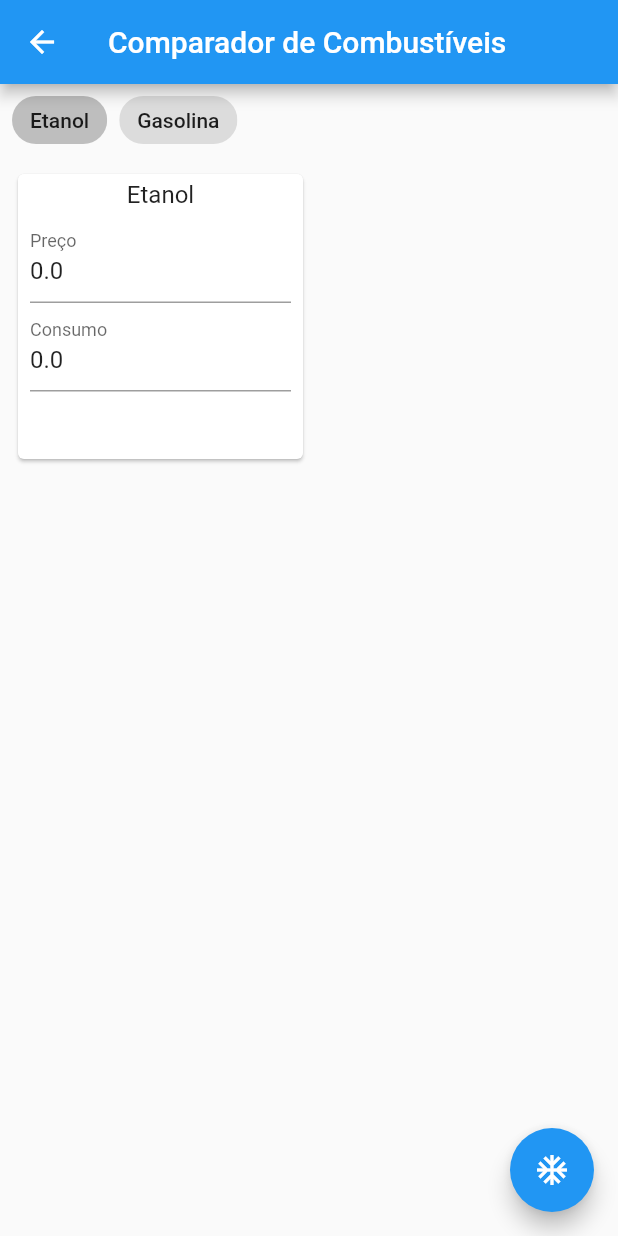
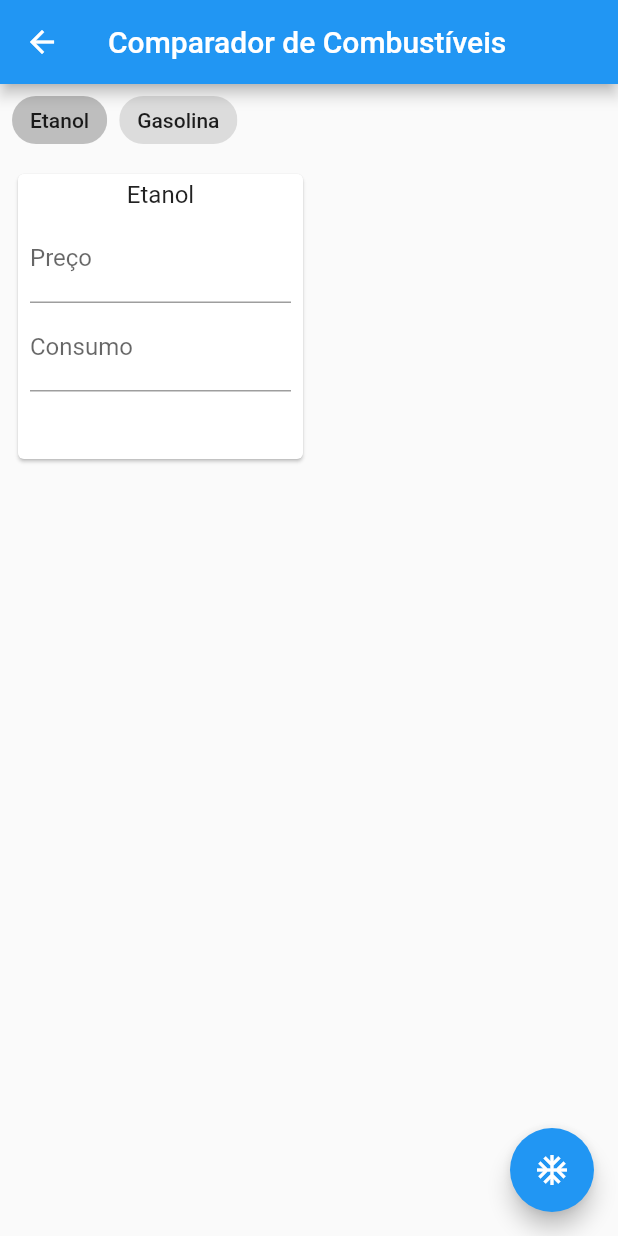
Before and after one commit to gabrielcesar95/auto_tools_flutter, a Flutter app: the FuelComparerPage screen opened by its route, after a tap on "Etanol", on a phone screen of 412 x 824 dp. Run offline on Flutter 3.47's test engine with Material 2 defaults, Android fonts, the phone set to English and light mode, and no system bars.

Commit message:
feat(Structure): ✨ Add FuelType model

```diff
--- /dev/null
+++ b/lib/models/fuel_type.dart
@@ -0,0 +1,15 @@
+class FuelType {
+  String id;
+  String title;
+  double? price;
+  double? consumption;
+  bool selected = false;
+
+  FuelType(this.id, this.title, {this.price, this.consumption});
+
+  FuelType.fromMap(Map<String, dynamic> json)
+      : id = json['id'],
+        title = json['title'],
+        price = json['price'],
+        consumption = json['consumption'];
+}
--- a/lib/pages/tools/fuel-comparer/main.dart
+++ b/lib/pages/tools/fuel-comparer/main.dart
@@ -1,3 +1,4 @@
+import 'package:auto_tools/models/fuel_type.dart';
 import 'package:auto_tools/pages/tools/fuel-comparer/widgets/fuel_card.dart';
 import 'package:auto_tools/pages/tools/fuel-comparer/widgets/fuel_chip.dart';
 import 'package:flutter/material.dart';
@@ -12,22 +13,29 @@ class FuelComparerPage extends StatefulWidget {
 }
 
 class _FuelComparerPageState extends State<FuelComparerPage> {
-  final List<Map> fuelTypes = [
+  // TODO: get fuelTypes form firebase
+  final List<Map<String, dynamic>> fuelTypes_backend = [
     {
       'id': 'abc123',
       'title': 'Etanol',
       'selected': false,
-      'price': 0.0,
-      'consumption': 0.0
     },
     {
       'id': 'xyz789',
       'title': 'Gasolina',
       'selected': false,
-      'price': 5.78,
-      'consumption': 0.0
     }
   ];
+
+  List<FuelType> fuelTypes = [];
+
+  // TODO: criar models no InitState
+  @override
+  void initState() {
+    super.initState();
+
+    fuelTypes = fuelTypes_backend.map((ft) => FuelType.fromMap(ft)).toList();
+  }
 
   @override
   Widget build(BuildContext context) {
@@ -48,7 +56,7 @@ class _FuelComparerPageState extends State<FuelComparerPage> {
                       .map(
                         (ft) => FuelChip(ft, onSelected: (selected) {
                           setState(() {
-                            ft['selected'] = selected;
+                            ft.selected = selected;
                           });
                         }),
                       )
@@ -62,10 +70,10 @@ class _FuelComparerPageState extends State<FuelComparerPage> {
                 child: GridView.count(
                   crossAxisCount: 2,
                   children: fuelTypes
-                      .where((ft) => ft['selected'])
+                      .where((ft) => ft.selected)
                       .map((sft) => FuelCard(
                             sft,
-                            key: Key(sft['id']),
+                            key: Key(sft.id),
                           ))
                       .toList(),
                 ),
--- a/lib/pages/tools/fuel-comparer/widgets/fuel_card.dart
+++ b/lib/pages/tools/fuel-comparer/widgets/fuel_card.dart
@@ -1,9 +1,10 @@
+import 'package:auto_tools/models/fuel_type.dart';
 import 'package:flutter/material.dart';
 
 class FuelCard extends StatefulWidget {
   const FuelCard(this.fuelType, {Key? key}) : super(key: key);
 
-  final Map fuelType;
+  final FuelType fuelType;
 
   @override
   _FuelCardState createState() => _FuelCardState();
@@ -11,10 +12,10 @@ class FuelCard extends StatefulWidget {
 
 class _FuelCardState extends State<FuelCard> {
   late final TextEditingController _priceController =
-      TextEditingController(text: widget.fuelType['price'].toString());
+      TextEditingController(text: widget.fuelType.price?.toString());
 
   late final TextEditingController _consumptionController =
-      TextEditingController(text: widget.fuelType['consumption'].toString());
+      TextEditingController(text: widget.fuelType.consumption?.toString());
 
   @override
   Widget build(BuildContext context) {
@@ -27,7 +28,7 @@ class _FuelCardState extends State<FuelCard> {
             Padding(
               padding: const EdgeInsets.symmetric(vertical: 4),
               child: Text(
-                widget.fuelType['title'],
+                widget.fuelType.title,
                 style: const TextStyle(fontSize: 16),
               ),
             ),
--- a/lib/pages/tools/fuel-comparer/widgets/fuel_chip.dart
+++ b/lib/pages/tools/fuel-comparer/widgets/fuel_chip.dart
@@ -1,9 +1,10 @@
+import 'package:auto_tools/models/fuel_type.dart';
 import 'package:flutter/material.dart';
 
 class FuelChip extends StatefulWidget {
   const FuelChip(this.fuelType, {Key? key, this.onSelected}) : super(key: key);
 
-  final Map fuelType;
+  final FuelType fuelType;
   final Function(bool)? onSelected;
 
   @override
@@ -14,8 +15,8 @@ class _FuelChipState extends State<FuelChip> {
   @override
   Widget build(BuildContext context) {
     return ChoiceChip(
-      label: Text(widget.fuelType['title']),
-      selected: widget.fuelType['selected'],
+      label: Text(widget.fuelType.title),
+      selected: widget.fuelType.selected,
       onSelected: widget.onSelected,
     );
   }
```
